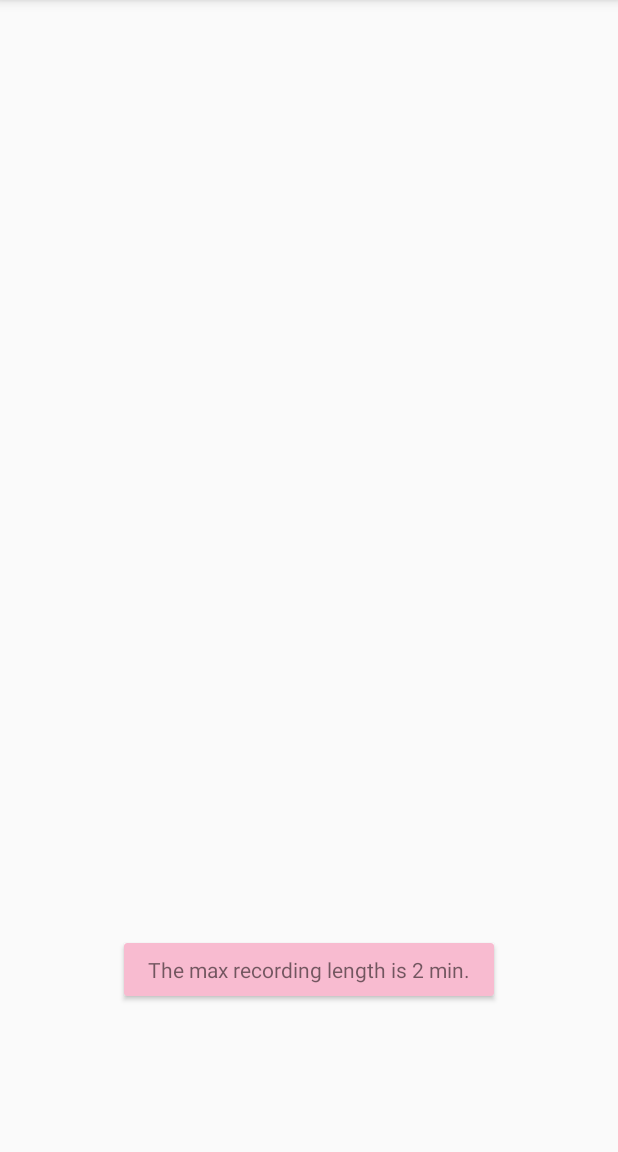
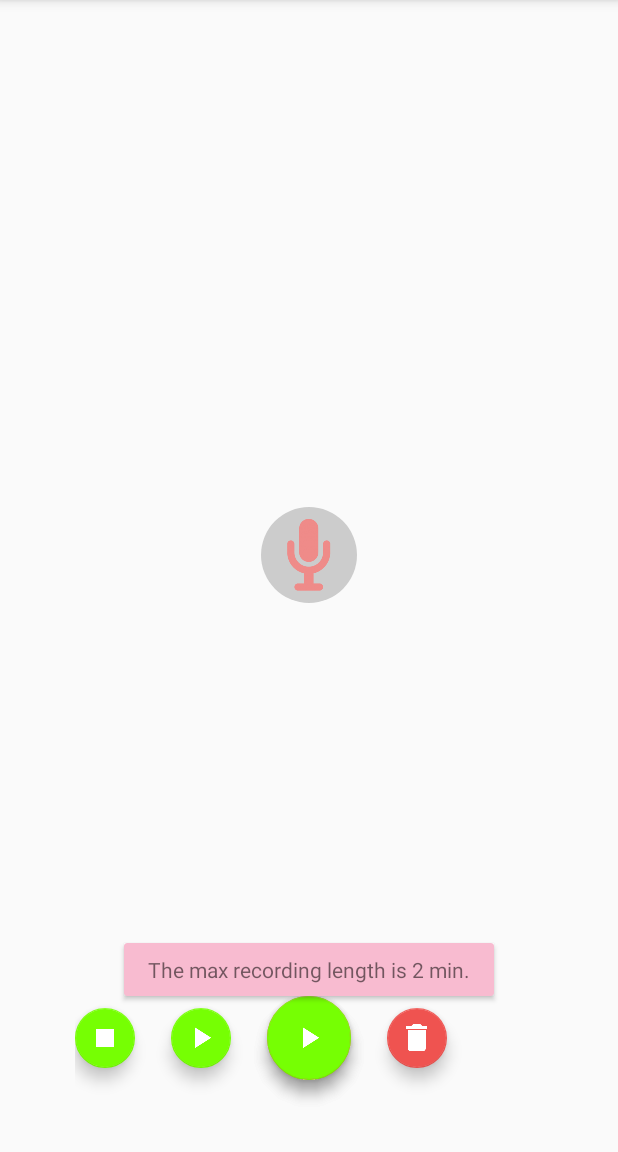
Before and after one commit to tfandkusu/quickecho, an Android app: the screen it shows after launch (Main2Activity), on a phone screen of 412 x 824 dp, the part 84-1236 px from its top. Run offline under Robolectric (Android 15) with nearby library versions, the phone set to English and light mode, and no system bars.

Commit message:
縦画面レイアウトを作成

```diff
--- /dev/null
+++ b/app/src/main/res/color/play_button2.xml
@@ -0,0 +1,4 @@
+<?xml version="1.0" encoding="utf-8"?>
+<selector xmlns:android="http://schemas.android.com/apk/res/android">
+    <item android:color="@color/play" />
+</selector>
--- a/app/src/main/res/layout/activity_main2.xml
+++ b/app/src/main/res/layout/activity_main2.xml
@@ -26,7 +26,28 @@
         app:layout_constraintEnd_toEndOf="parent"
         app:layout_constraintStart_toStartOf="parent"
         app:layout_constraintTop_toBottomOf="@+id/toolbar" />
+
+    <!-- 状態表示 -->
+    <include
+        layout="@layout/main_status2"
+        android:layout_width="wrap_content"
+        android:layout_height="wrap_content"
+        android:layout_marginBottom="28dp"
+        app:layout_constraintBottom_toBottomOf="parent"
+        app:layout_constraintEnd_toEndOf="parent"
+        app:layout_constraintStart_toStartOf="parent"
+        app:layout_constraintTop_toBottomOf="@+id/toolbar" />
+    <!-- コントール表示 -->
+    <include
+        layout="@layout/main_control2"
+        android:layout_width="wrap_content"
+        android:layout_height="wrap_content"
+        app:layout_constraintBottom_toBottomOf="parent"
+        app:layout_constraintEnd_toEndOf="parent"
+        app:layout_constraintStart_toStartOf="parent" />
+
     <!-- 警告表示 -->
+    <!-- TODO Android 9 では陰が表示されない -->
     <androidx.cardview.widget.CardView
         android:layout_width="wrap_content"
         android:layout_height="wrap_content"
@@ -51,6 +72,6 @@
             android:singleLine="true"
             android:text="@string/warning_time_limit" />
     </androidx.cardview.widget.CardView>
-    <!-- TODO Android 9 では陰が表示されない -->
+
 
 </androidx.constraintlayout.widget.ConstraintLayout>
--- /dev/null
+++ b/app/src/main/res/layout/main_control2.xml
@@ -0,0 +1,70 @@
+<?xml version="1.0" encoding="utf-8"?>
+
+<androidx.constraintlayout.widget.ConstraintLayout xmlns:android="http://schemas.android.com/apk/res/android"
+    xmlns:app="http://schemas.android.com/apk/res-auto"
+    xmlns:tools="http://schemas.android.com/tools"
+    android:layout_width="match_parent"
+    android:layout_height="wrap_content"
+    android:layout_gravity="bottom">
+    <!-- 録音ボタン -->
+    <com.google.android.material.floatingactionbutton.FloatingActionButton
+        android:id="@+id/record"
+        android:layout_width="wrap_content"
+        android:layout_height="wrap_content"
+        android:layout_marginBottom="48dp"
+        android:src="@drawable/ic_mic_white_24dp"
+        app:layout_constraintBottom_toBottomOf="parent"
+        app:layout_constraintEnd_toEndOf="parent"
+        app:layout_constraintStart_toStartOf="parent" />
+    <!-- 再生ボタン -->
+    <com.google.android.material.floatingactionbutton.FloatingActionButton
+        android:id="@+id/play"
+        android:layout_width="wrap_content"
+        android:layout_height="wrap_content"
+        android:layout_marginBottom="48dp"
+        android:src="@drawable/ic_play_arrow_white_24dp"
+        app:backgroundTint="@color/play_button2"
+        app:layout_constraintBottom_toBottomOf="parent"
+        app:layout_constraintEnd_toEndOf="parent"
+        app:layout_constraintStart_toStartOf="parent" />
+
+    <!-- 削除ボタン -->
+    <com.google.android.material.floatingactionbutton.FloatingActionButton
+        android:id="@+id/delete"
+        android:layout_width="wrap_content"
+        android:layout_height="wrap_content"
+        android:layout_marginStart="24dp"
+        android:layout_marginBottom="56dp"
+        android:src="@drawable/ic_delete_white_24dp"
+        app:fabSize="mini"
+        app:layout_constraintBottom_toBottomOf="parent"
+        app:layout_constraintStart_toEndOf="@+id/play" />
+
+    <!-- 再再生ボタン -->
+    <com.google.android.material.floatingactionbutton.FloatingActionButton
+        android:id="@+id/replay"
+        android:layout_width="wrap_content"
+        android:layout_height="wrap_content"
+        android:layout_marginEnd="24dp"
+        android:layout_marginBottom="56dp"
+        android:src="@drawable/ic_play_arrow_white_24dp"
+        app:backgroundTint="@color/play_button"
+        app:fabSize="mini"
+        app:layout_constraintBottom_toBottomOf="parent"
+        app:layout_constraintEnd_toStartOf="@+id/play" />
+
+    <!-- 停止ボタン -->
+    <com.google.android.material.floatingactionbutton.FloatingActionButton
+        android:id="@+id/stop"
+        android:layout_width="wrap_content"
+        android:layout_height="wrap_content"
+        android:layout_gravity="center_horizontal"
+        android:layout_marginEnd="24dp"
+        android:layout_marginBottom="56dp"
+        app:backgroundTint="@color/play_button"
+        android:src="@drawable/ic_stop_white_24dp"
+        app:fabSize="mini"
+        app:layout_constraintBottom_toBottomOf="parent"
+        app:layout_constraintEnd_toStartOf="@+id/replay" />
+
+</androidx.constraintlayout.widget.ConstraintLayout>
--- /dev/null
+++ b/app/src/main/res/layout/main_status2.xml
@@ -0,0 +1,24 @@
+<?xml version="1.0" encoding="utf-8"?>
+
+<FrameLayout
+    xmlns:android="http://schemas.android.com/apk/res/android"
+    android:id="@+id/statusFrame"
+    android:layout_width="wrap_content"
+    android:layout_height="wrap_content"
+    >
+    <!-- ボリューム -->
+    <jp.bellware.echo.main.view.VisualVolumeView
+        android:id="@+id/visualVolume"
+        android:layout_width="128dp"
+        android:layout_height="128dp"
+        android:layout_gravity="top|center_horizontal" />
+
+    <!-- 状態アイコン -->
+    <ImageView
+        android:id="@+id/statusImage"
+        android:layout_width="128dp"
+        android:layout_height="128dp"
+        android:layout_gravity="top|center_horizontal"
+        android:scaleType="center"
+        android:src="@drawable/microphone_48dp" />
+</FrameLayout>
```
